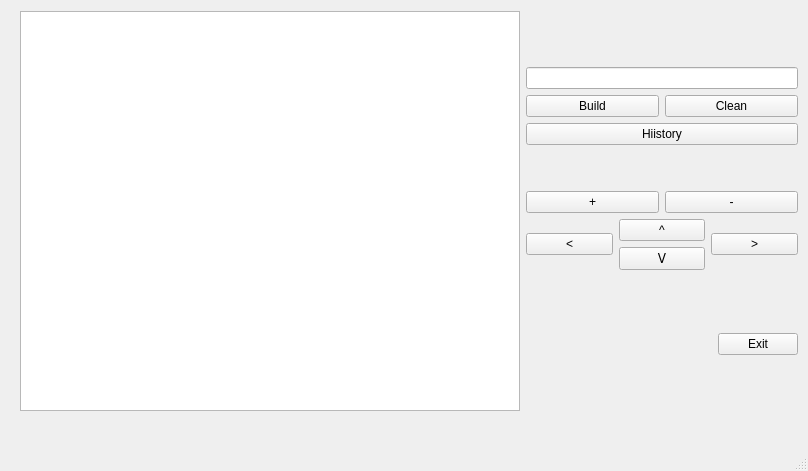
Old version of the form mainwindow.ui in the repository MupLever/QtGraphBuilder.
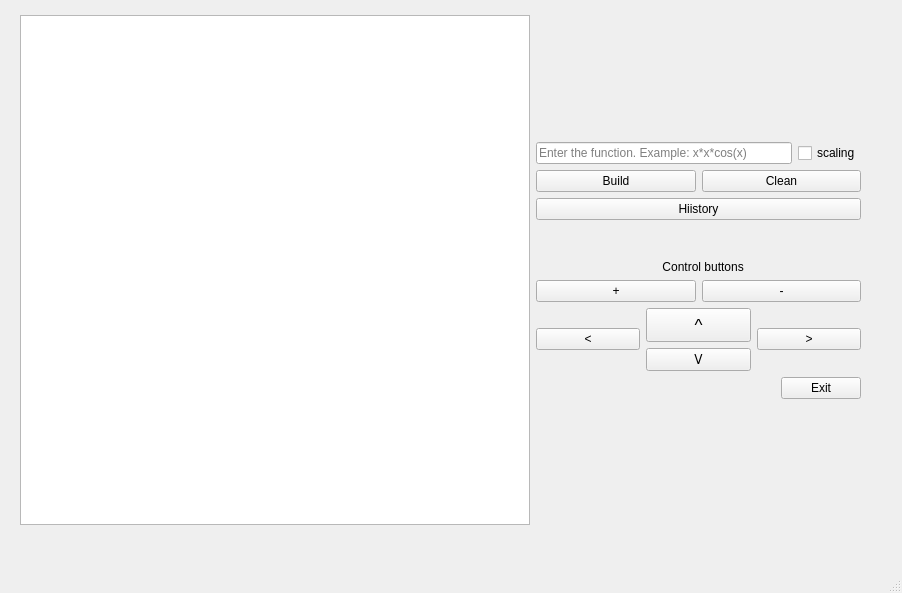
New version of the form.

Commit message: add scaling graph

```diff
--- a/mainwindow.ui
+++ b/mainwindow.ui
@@ -6,8 +6,8 @@
    <rect>
     <x>0</x>
     <y>0</y>
-    <width>808</width>
-    <height>471</height>
+    <width>902</width>
+    <height>593</height>
    </rect>
   </property>
   <property name="windowTitle">
@@ -19,8 +19,8 @@
      <rect>
       <x>20</x>
       <y>10</y>
-      <width>778</width>
-      <height>402</height>
+      <width>841</width>
+      <height>521</height>
      </rect>
     </property>
     <layout class="QHBoxLayout" name="horizontalLayout">
@@ -28,14 +28,14 @@
       <widget class="QGraphicsView" name="graphicsView">
        <property name="minimumSize">
         <size>
-         <width>500</width>
-         <height>400</height>
+         <width>510</width>
+         <height>510</height>
         </size>
        </property>
        <property name="maximumSize">
         <size>
-         <width>500</width>
-         <height>400</height>
+         <width>510</width>
+         <height>510</height>
         </size>
        </property>
       </widget>
@@ -56,34 +56,37 @@
         </spacer>
        </item>
        <item>
-        <widget class="QLineEdit" name="lineEdit">
-         <property name="enabled">
-          <bool>true</bool>
-         </property>
-        </widget>
+        <layout class="QHBoxLayout" name="horizontalLayout_5">
+         <item>
+          <widget class="QLineEdit" name="lineEdit">
+           <property name="enabled">
+            <bool>true</bool>
+           </property>
+           <property name="maxLength">
+            <number>49</number>
+           </property>
+           <property name="placeholderText">
+            <string>Enter the function. Example: x*x*cos(x)</string>
+           </property>
+          </widget>
+         </item>
+         <item>
+          <widget class="QCheckBox" name="checkBox">
+           <property name="text">
+            <string>scaling</string>
+           </property>
+           <property name="checkable">
+            <bool>true</bool>
+           </property>
+           <property name="checked">
+            <bool>false</bool>
+           </property>
+          </widget>
+         </item>
+        </layout>
        </item>
        <item>
         <layout class="QGridLayout" name="gridLayout">
-         <item row="3" column="0">
-          <spacer name="verticalSpacer">
-           <property name="orientation">
-            <enum>Qt::Vertical</enum>
-           </property>
-           <property name="sizeHint" stdset="0">
-            <size>
-             <width>20</width>
-             <height>40</height>
-            </size>
-           </property>
-          </spacer>
-         </item>
-         <item row="0" column="0">
-          <widget class="QPushButton" name="pushButton">
-           <property name="text">
-            <string>Build</string>
-           </property>
-          </widget>
-         </item>
          <item row="0" column="1">
           <widget class="QPushButton" name="pushButton_2">
            <property name="text">
@@ -91,14 +94,14 @@
            </property>
           </widget>
          </item>
-         <item row="4" column="0">
+         <item row="10" column="0">
           <widget class="QPushButton" name="pushButton_7">
            <property name="text">
             <string>+</string>
            </property>
           </widget>
          </item>
-         <item row="4" column="1">
+         <item row="10" column="1">
           <widget class="QPushButton" name="pushButton_8">
            <property name="text">
             <string>-</string>
@@ -112,6 +115,33 @@
            </property>
           </widget>
          </item>
+         <item row="0" column="0">
+          <widget class="QPushButton" name="pushButton">
+           <property name="text">
+            <string>Build</string>
+           </property>
+          </widget>
+         </item>
+         <item row="9" column="0" colspan="2">
+          <widget class="QLabel" name="label">
+           <property name="text">
+            <string>                                      Control buttons</string>
+           </property>
+          </widget>
+         </item>
+         <item row="8" column="0" colspan="2">
+          <spacer name="verticalSpacer">
+           <property name="orientation">
+            <enum>Qt::Vertical</enum>
+           </property>
+           <property name="sizeHint" stdset="0">
+            <size>
+             <width>158</width>
+             <height>30</height>
+            </size>
+           </property>
+          </spacer>
+         </item>
         </layout>
        </item>
        <item>
@@ -127,6 +157,25 @@
           <layout class="QVBoxLayout" name="verticalLayout_2">
            <item>
             <widget class="QPushButton" name="pushButton_5">
+             <property name="minimumSize">
+              <size>
+               <width>0</width>
+               <height>34</height>
+              </size>
+             </property>
+             <property name="maximumSize">
+              <size>
+               <width>16777215</width>
+               <height>34</height>
+              </size>
+             </property>
+             <property name="font">
+              <font>
+               <pointsize>13</pointsize>
+               <weight>50</weight>
+               <bold>false</bold>
+              </font>
+             </property>
              <property name="text">
               <string>^</string>
              </property>
@@ -150,19 +199,6 @@
          </item>
         </layout>
        </item>
-       <item>
-        <spacer name="verticalSpacer_3">
-         <property name="orientation">
-          <enum>Qt::Vertical</enum>
-         </property>
-         <property name="sizeHint" stdset="0">
-          <size>
-           <width>20</width>
-           <height>40</height>
-          </size>
-         </property>
-        </spacer>
-       </item>
        <item>
         <layout class="QHBoxLayout" name="horizontalLayout_4">
          <item>
@@ -178,19 +214,6 @@
            </property>
           </spacer>
          </item>
-         <item>
-          <spacer name="horizontalSpacer_2">
-           <property name="orientation">
-            <enum>Qt::Horizontal</enum>
-           </property>
-           <property name="sizeHint" stdset="0">
-            <size>
-             <width>40</width>
-             <height>20</height>
-            </size>
-           </property>
-          </spacer>
-         </item>
          <item>
           <widget class="QPushButton" name="pushButton_10">
            <property name="text">
```
Left out of the diff: 2 changed lines with no effect on the pictures. The commit also changes 3 other files.
